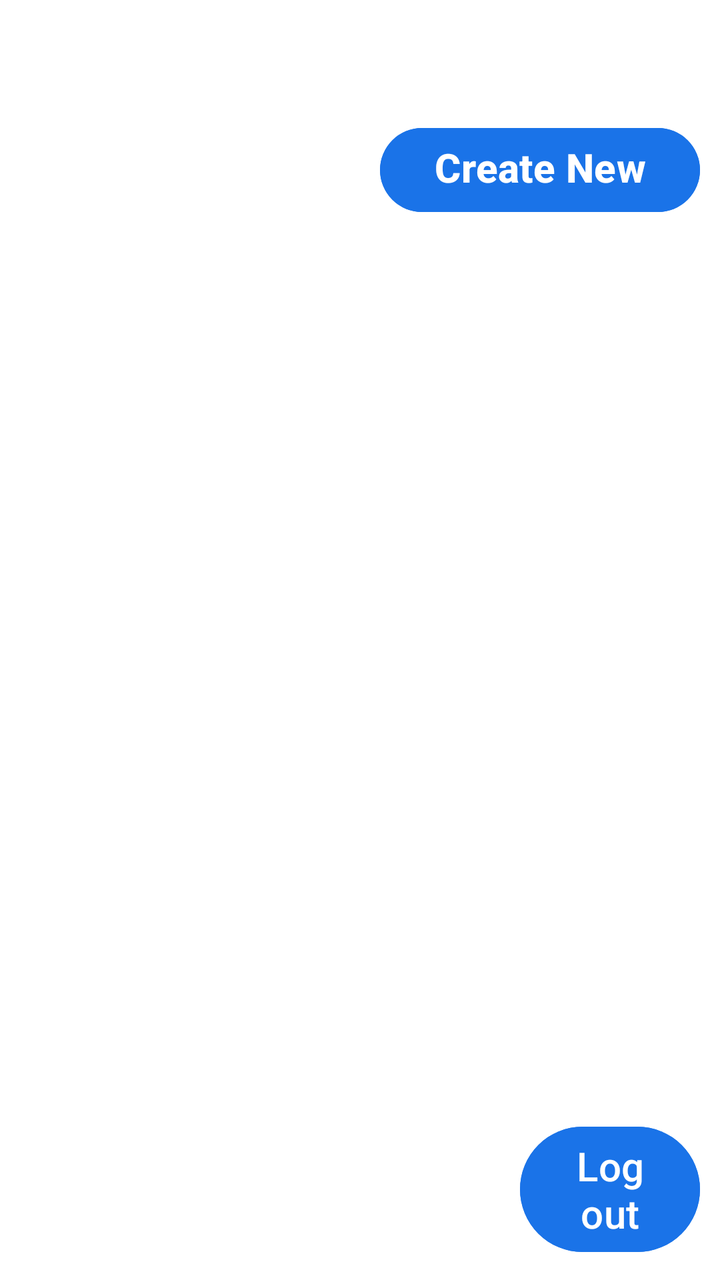
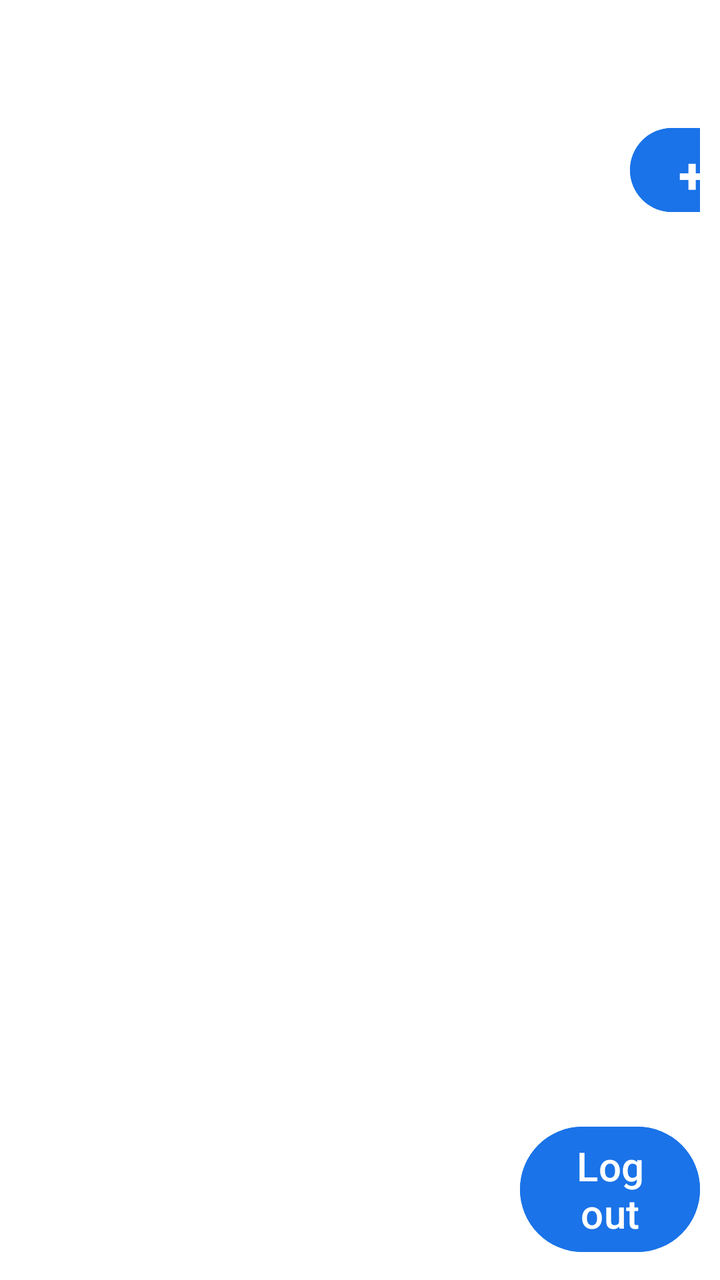

An Android layout rendered at two revisions. The XML below is the earlier revision; the diff shows what the commit changed to produce the second picture.
<!-- AndroidManifest.xml: application theme Theme.App -->
<!-- res/layout/activity_view.xml -->
<LinearLayout xmlns:android="http://schemas.android.com/apk/res/android"
    android:layout_width="match_parent"
    android:layout_height="match_parent"
    android:orientation="vertical"
    android:padding="10dp"
    android:background="#FFFFFF">

    <Button
        android:id="@+id/newOB"
        android:text="Create New OB"
        android:textSize="20sp"
        android:textStyle="bold"
        android:textColor="@color/white"
        android:layout_marginStart="180dp"
        android:layout_marginTop="50dp"
        android:backgroundTint="#1A73E8"
        android:layout_width="match_parent"
        android:layout_height="50dp"/>

    <ListView
        android:id="@+id/listView"
        android:layout_marginStart="35dp"
        android:layout_width="match_parent"
        android:layout_height="0dp"
        android:layout_weight="1" />

    <Button
        android:id="@+id/btnLogout"
        android:textColor="@color/white"
        android:textSize="20sp"
        android:layout_width="wrap_content"
        android:layout_height="wrap_content"
        android:backgroundTint="#1A73E8"
        android:text="Logout"
        android:layout_marginStart="250dp"
        android:layout_marginTop="10dp"/>

</LinearLayout>
<!-- resources referenced by this layout -->
<resources>
  <color name="white">#FFFFFFFF</color>
  <style name="Theme.App" parent="Base.Theme.App" />
  <style name="Base.Theme.App" parent="Theme.Material3.DayNight.NoActionBar">
          <item name="colorPrimary">#1A73E8</item>
  
  
      </style>
</resources>

<!-- the commit's change to res/layout/activity_view.xml (unified diff, before → after) -->
@@ -7,14 +7,14 @@
 
     <Button
         android:id="@+id/newOB"
-        android:text="Create New OB"
-        android:textSize="20sp"
+        android:text="+"
+        android:textSize="25sp"
         android:textStyle="bold"
         android:textColor="@color/white"
-        android:layout_marginStart="180dp"
+        android:layout_marginStart="305dp"
         android:layout_marginTop="50dp"
         android:backgroundTint="#1A73E8"
-        android:layout_width="match_parent"
+        android:layout_width="60dp"
         android:layout_height="50dp"/>
 
     <ListView
<!-- resource entries referenced after the edit -->
@@ -4,6 +4,8 @@
   <style name="Theme.App" parent="Base.Theme.App" />
   <style name="Base.Theme.App" parent="Theme.Material3.DayNight.NoActionBar">
           <item name="colorPrimary">#1A73E8</item>
+          <item name="android:statusBarColor">@android:color/transparent</item>
+          <item name="android:navigationBarColor">@android:color/transparent</item>
   
   
       </style>
